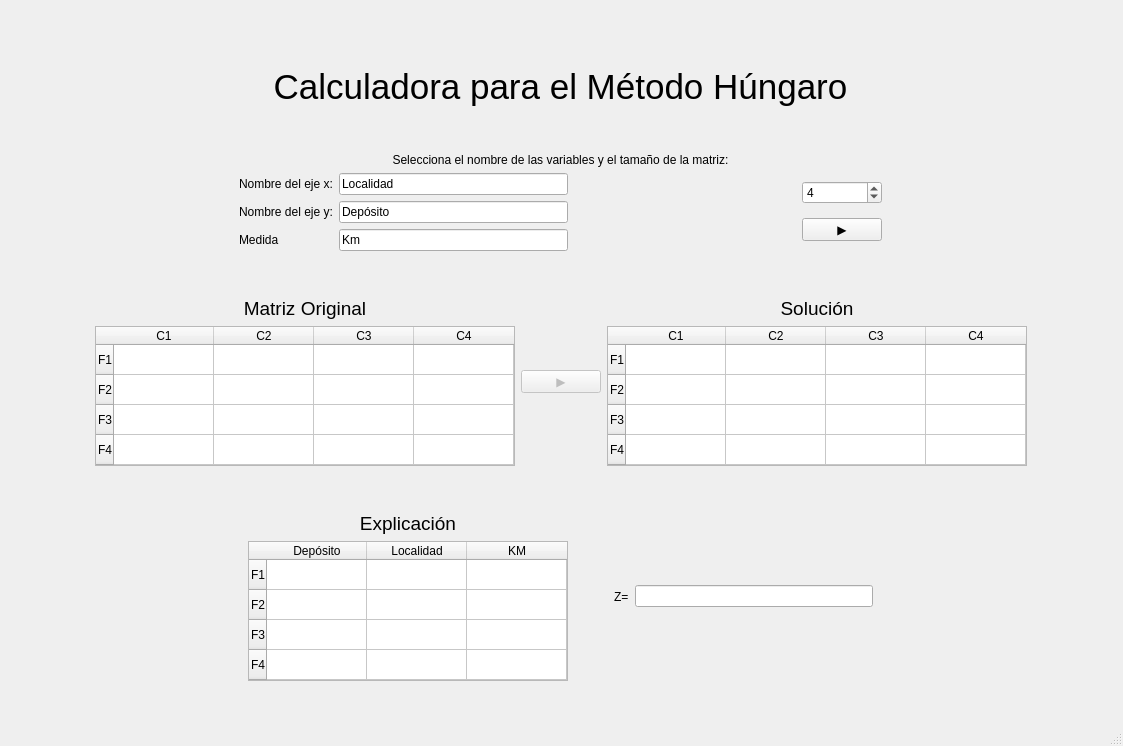
The window that hungaro.ui (m3f1s7o/hungaro) describes before a commit, drawn with Qt 5.
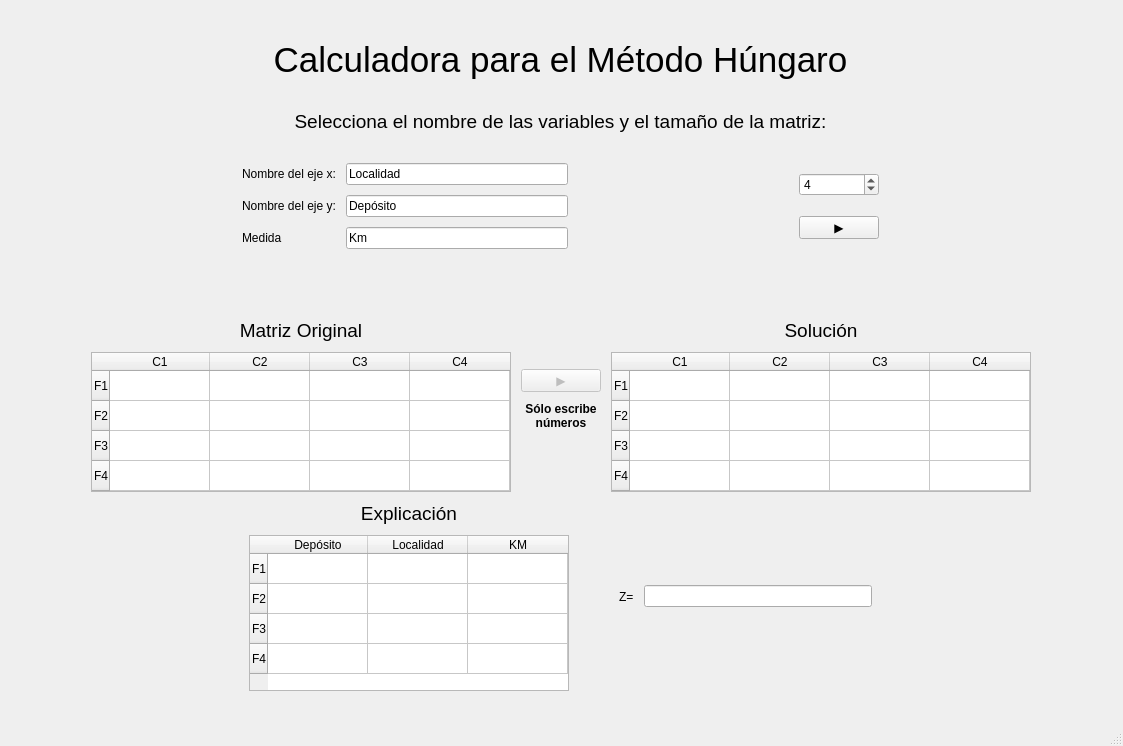
The same window after the commit.

Patch:
```diff
--- a/hungaro.ui
+++ b/hungaro.ui
@@ -24,35 +24,21 @@
      </rect>
     </property>
     <layout class="QVBoxLayout" name="head_layout">
-     <item>
-      <spacer name="verticalSpacer_4">
-       <property name="orientation">
-        <enum>Qt::Vertical</enum>
-       </property>
-       <property name="sizeHint" stdset="0">
-        <size>
-         <width>20</width>
-         <height>40</height>
-        </size>
-       </property>
-      </spacer>
-     </item>
-     <item>
-      <spacer name="verticalSpacer_6">
-       <property name="orientation">
-        <enum>Qt::Vertical</enum>
-       </property>
-       <property name="sizeType">
-        <enum>QSizePolicy::Minimum</enum>
-       </property>
-       <property name="sizeHint" stdset="0">
-        <size>
-         <width>20</width>
-         <height>40</height>
-        </size>
-       </property>
-      </spacer>
-     </item>
+     <property name="spacing">
+      <number>10</number>
+     </property>
+     <property name="leftMargin">
+      <number>10</number>
+     </property>
+     <property name="topMargin">
+      <number>30</number>
+     </property>
+     <property name="rightMargin">
+      <number>10</number>
+     </property>
+     <property name="bottomMargin">
+      <number>30</number>
+     </property>
      <item>
       <widget class="QLabel" name="titulo">
        <property name="font">
@@ -70,21 +56,16 @@
      </item>
      <item>
       <layout class="QVBoxLayout" name="body_layout">
-       <item>
-        <spacer name="verticalSpacer">
-         <property name="orientation">
-          <enum>Qt::Vertical</enum>
-         </property>
-         <property name="sizeHint" stdset="0">
-          <size>
-           <width>20</width>
-           <height>40</height>
-          </size>
-         </property>
-        </spacer>
-       </item>
+       <property name="topMargin">
+        <number>20</number>
+       </property>
        <item>
         <widget class="QLabel" name="selecciona_layout">
+         <property name="font">
+          <font>
+           <pointsize>14</pointsize>
+          </font>
+         </property>
          <property name="text">
           <string>Selecciona el nombre de las variables y el tamaño de la matriz:</string>
          </property>
@@ -98,6 +79,12 @@
        </item>
        <item>
         <layout class="QHBoxLayout" name="spin_layuot">
+         <property name="topMargin">
+          <number>20</number>
+         </property>
+         <property name="bottomMargin">
+          <number>20</number>
+         </property>
          <item>
           <spacer name="horizontalSpacer">
            <property name="orientation">
@@ -207,19 +194,6 @@
          </item>
         </layout>
        </item>
-       <item>
-        <spacer name="verticalSpacer_2">
-         <property name="orientation">
-          <enum>Qt::Vertical</enum>
-         </property>
-         <property name="sizeHint" stdset="0">
-          <size>
-           <width>20</width>
-           <height>40</height>
-          </size>
-         </property>
-        </spacer>
-       </item>
        <item>
         <layout class="QHBoxLayout" name="table_layout">
          <item>
@@ -240,6 +214,19 @@
          </item>
          <item>
           <layout class="QVBoxLayout" name="verticalLayout">
+           <item>
+            <spacer name="verticalSpacer_9">
+             <property name="orientation">
+              <enum>Qt::Vertical</enum>
+             </property>
+             <property name="sizeHint" stdset="0">
+              <size>
+               <width>20</width>
+               <height>40</height>
+              </size>
+             </property>
+            </spacer>
+           </item>
            <item>
             <widget class="QLabel" name="label_3">
              <property name="font">
@@ -326,17 +313,97 @@
           </layout>
          </item>
          <item>
-          <widget class="QPushButton" name="botonResolver">
-           <property name="enabled">
-            <bool>false</bool>
-           </property>
-           <property name="text">
-            <string>▶</string>
-           </property>
-          </widget>
+          <layout class="QVBoxLayout" name="verticalLayout_7">
+           <item>
+            <spacer name="verticalSpacer_7">
+             <property name="orientation">
+              <enum>Qt::Vertical</enum>
+             </property>
+             <property name="sizeType">
+              <enum>QSizePolicy::Fixed</enum>
+             </property>
+             <property name="sizeHint" stdset="0">
+              <size>
+               <width>20</width>
+               <height>90</height>
+              </size>
+             </property>
+            </spacer>
+           </item>
+           <item>
+            <widget class="QPushButton" name="botonResolver">
+             <property name="enabled">
+              <bool>false</bool>
+             </property>
+             <property name="text">
+              <string>▶</string>
+             </property>
+            </widget>
+           </item>
+           <item>
+            <widget class="QLabel" name="labelAdvertencia">
+             <property name="enabled">
+              <bool>true</bool>
+             </property>
+             <property name="maximumSize">
+              <size>
+               <width>80</width>
+               <height>16777215</height>
+              </size>
+             </property>
+             <property name="font">
+              <font>
+               <weight>75</weight>
+               <bold>true</bold>
+              </font>
+             </property>
+             <property name="text">
+              <string>Sólo escribe números</string>
+             </property>
+             <property name="scaledContents">
+              <bool>true</bool>
+             </property>
+             <property name="alignment">
+              <set>Qt::AlignCenter</set>
+             </property>
+             <property name="wordWrap">
+              <bool>true</bool>
+             </property>
+            </widget>
+           </item>
+           <item>
+            <spacer name="verticalSpacer_8">
+             <property name="orientation">
+              <enum>Qt::Vertical</enum>
+             </property>
+             <property name="sizeType">
+              <enum>QSizePolicy::MinimumExpanding</enum>
+             </property>
+             <property name="sizeHint" stdset="0">
+              <size>
+               <width>20</width>
+               <height>40</height>
+              </size>
+             </property>
+            </spacer>
+           </item>
+          </layout>
          </item>
          <item>
           <layout class="QVBoxLayout" name="verticalLayout_3">
+           <item>
+            <spacer name="verticalSpacer_10">
+             <property name="orientation">
+              <enum>Qt::Vertical</enum>
+             </property>
+             <property name="sizeHint" stdset="0">
+              <size>
+               <width>20</width>
+               <height>40</height>
+              </size>
+             </property>
+            </spacer>
+           </item>
            <item>
             <widget class="QLabel" name="label">
              <property name="font">
@@ -425,22 +492,6 @@
          </item>
         </layout>
        </item>
-       <item>
-        <spacer name="verticalSpacer_5">
-         <property name="orientation">
-          <enum>Qt::Vertical</enum>
-         </property>
-         <property name="sizeType">
-          <enum>QSizePolicy::MinimumExpanding</enum>
-         </property>
-         <property name="sizeHint" stdset="0">
-          <size>
-           <width>20</width>
-           <height>40</height>
-          </size>
-         </property>
-        </spacer>
-       </item>
        <item>
         <layout class="QHBoxLayout" name="horizontalLayout_2">
          <item>
@@ -564,22 +615,6 @@
          </item>
         </layout>
        </item>
-       <item>
-        <spacer name="verticalSpacer_3">
-         <property name="orientation">
-          <enum>Qt::Vertical</enum>
-         </property>
-         <property name="sizeType">
-          <enum>QSizePolicy::MinimumExpanding</enum>
-         </property>
-         <property name="sizeHint" stdset="0">
-          <size>
-           <width>20</width>
-           <height>40</height>
-          </size>
-         </property>
-        </spacer>
-       </item>
       </layout>
      </item>
     </layout>
```
